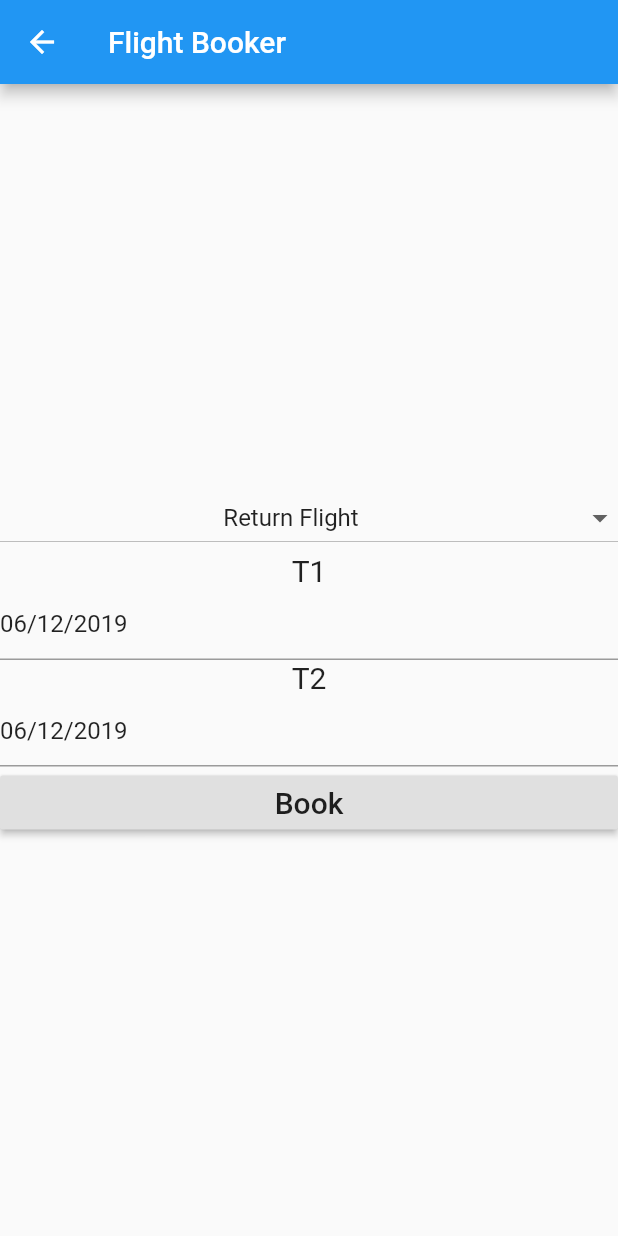
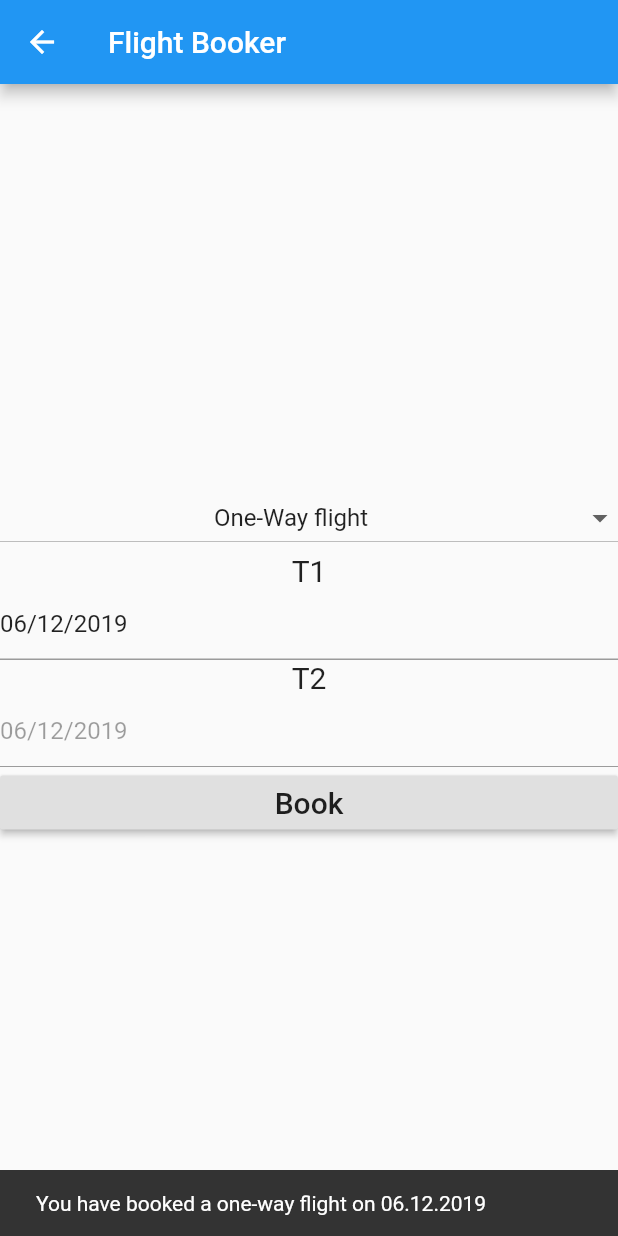
Before and after one commit to ddeamaral/flutter_7_guis, a Flutter app: the FlightBooker screen opened by its route, after a tap on "Book", on a phone screen of 412 x 824 dp. Run offline on Flutter 3.47's test engine with Material 2 defaults, Android fonts, the phone set to English and light mode, and no system bars.

Commit message:
Finishes the flight booker

```diff
--- a/lib/flight_booker.dart
+++ b/lib/flight_booker.dart
@@ -15,18 +15,17 @@ class FlightBooker extends StatefulWidget {
 }
 
 class _FlightBookerState extends State<FlightBooker> {
-  int selected = 1;
-  bool returnDateValid = true;
+  int selected = 2;
+  bool formValid = true;
   TextEditingController flightDateController;
   TextEditingController returnTextController;
+  String t1 = DateFormat('MM/dd/yyyy').format(DateTime.now());
+  String t2 = DateFormat('MM/dd/yyyy').format(DateTime.now());
+  final _key = GlobalKey<FormState>();
 
   @override
   void initState() {
     super.initState();
-    flightDateController = new TextEditingController(
-        text: DateFormat('MM/dd/yyyy').format(DateTime.now()));
-    returnTextController = new TextEditingController(
-        text: DateFormat('MM/dd/yyyy').format(DateTime.now()));
   }
 
   @override
@@ -36,7 +35,9 @@ class _FlightBookerState extends State<FlightBooker> {
         appBar: AppBar(
           title: Text(widget.title),
         ),
-        body: Container(
+        body: Builder(
+          builder: (context) => Form(
+                key: _key,
                 child: Column(
                   mainAxisSize: MainAxisSize.max,
                   mainAxisAlignment: MainAxisAlignment.center,
@@ -51,7 +52,7 @@ class _FlightBookerState extends State<FlightBooker> {
                         ),
                         DropdownMenuItem(
                             child: Center(
-                        child: Text("One Way"),
+                              child: Text("One-Way flight"),
                             ),
                             value: 2)
                       ],
@@ -68,11 +69,21 @@ class _FlightBookerState extends State<FlightBooker> {
                         style: TextStyle(fontSize: 20),
                       ),
                     ),
-              TextField(
-                controller: flightDateController,
+                    TextFormField(
+                      initialValue:
+                          DateFormat('MM/dd/yyyy').format(DateTime.now()),
+                      validator: (value) {
+                        if (!dateIsValid(value)) {
+                          return "Please enter a valid date";
+                        }
+
+                        return null;
+                      },
+                      onSaved: (value) => setState(() {
+                            t1 = value;
+                          }),
                       decoration: InputDecoration(
-                    filled: !dateIsValid(flightDateController.text),
-                    fillColor: Colors.red),
+                          filled: !dateIsValid(t1), fillColor: Colors.red),
                       keyboardType: TextInputType.datetime,
                     ),
                     Center(
@@ -81,25 +92,35 @@ class _FlightBookerState extends State<FlightBooker> {
                         style: TextStyle(fontSize: 20),
                       ),
                     ),
-              TextField(
-                controller: returnTextController,
+                    TextFormField(
+                      initialValue:
+                          DateFormat('MM/dd/yyyy').format(DateTime.now()),
+                      validator: (value) {
+                        if (!dateIsValid(value)) {
+                          return "Please enter a valid date";
+                        }
+
+                        return null;
+                      },
                       decoration: InputDecoration(
-                    filled: !dateIsValid(returnTextController.text),
-                    fillColor: Colors.red),
+                        filled: !dateIsValid(t2),
+                        fillColor: Colors.red,
+                      ),
+                      onSaved: (value) => setState(() {
+                            t2 = value;
+                          }),
                       keyboardType: TextInputType.datetime,
+                      enabled: selected == 1,
                     ),
                     RaisedButton(
-                onPressed: dateIsValid(returnTextController.text) &&
-                        dateIsValid(flightDateController.text)
-                    ? () {
-                        if (selected == 2) {
-                          Scaffold.of(context).showSnackBar(new SnackBar(
+                      onPressed: () {
+                        if (selected == 2 && _key.currentState.validate()) {
+                          Scaffold.of(context).showSnackBar(SnackBar(
                             content: new Text(
-                                "You have booked a one-way flight on ${DateFormat("MM.dd.yyyy").format(DateTime.parse(flightDateController.text))}"),
+                                "You have booked a one-way flight on ${DateFormat("MM.dd.yyyy").format(tryParse(t1))}"),
                           ));
                         }
-                      }
-                    : null,
+                      },
                       child: Text(
                         "Book",
                         style: TextStyle(fontSize: 20),
@@ -109,18 +130,24 @@ class _FlightBookerState extends State<FlightBooker> {
                 ),
               ),
         ),
+      ),
     );
   }
 
   bool dateIsValid(String value) {
-    if (value.isEmpty) {
+    DateTime t = tryParse(value);
+
+    if (t != null && t.isAfter(DateTime.now().subtract(Duration(days: 1)))) {
       return true;
     }
 
+    return false;
+  }
+
+  DateTime tryParse(String value) {
     DateTime t;
     try {
       t = DateFormat("MM/dd/yyyy").parse(value);
-      print(t);
     } catch (e) {}
 
     try {
@@ -131,11 +158,23 @@ class _FlightBookerState extends State<FlightBooker> {
       t = DateFormat("MM-dd-yyyy").parse(value);
     } catch (e) {}
 
-    if (t != null &&
-        t.isAfter(DateTime.now().subtract(new Duration(days: 365 * 20)))) {
-      return true;
+    return t;
   }
 
-    return false;
+  void isFormValid() {
+    DateTime t = dateIsValid(flightDateController.text)
+        ? tryParse(flightDateController.text)
+        : null;
+    DateTime t2 = dateIsValid(returnTextController.text)
+        ? tryParse(flightDateController.text)
+        : null;
+
+    bool returnFlightValid =
+        !(selected == 1 && t != null && t2 != null && t2.isBefore(t));
+    bool oneWayFlightValid = selected == 2 && t != null;
+
+    setState(() {
+      formValid = returnFlightValid || oneWayFlightValid;
+    });
   }
 }
```
Lines whose indentation alone changed are shown as unchanged.
